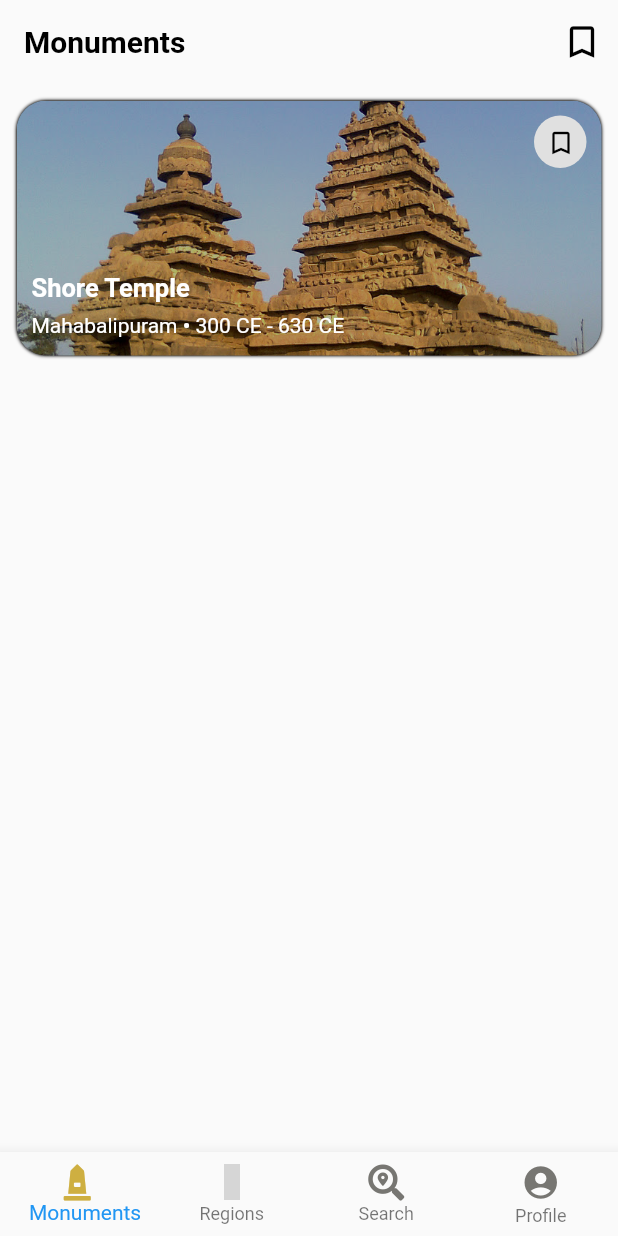
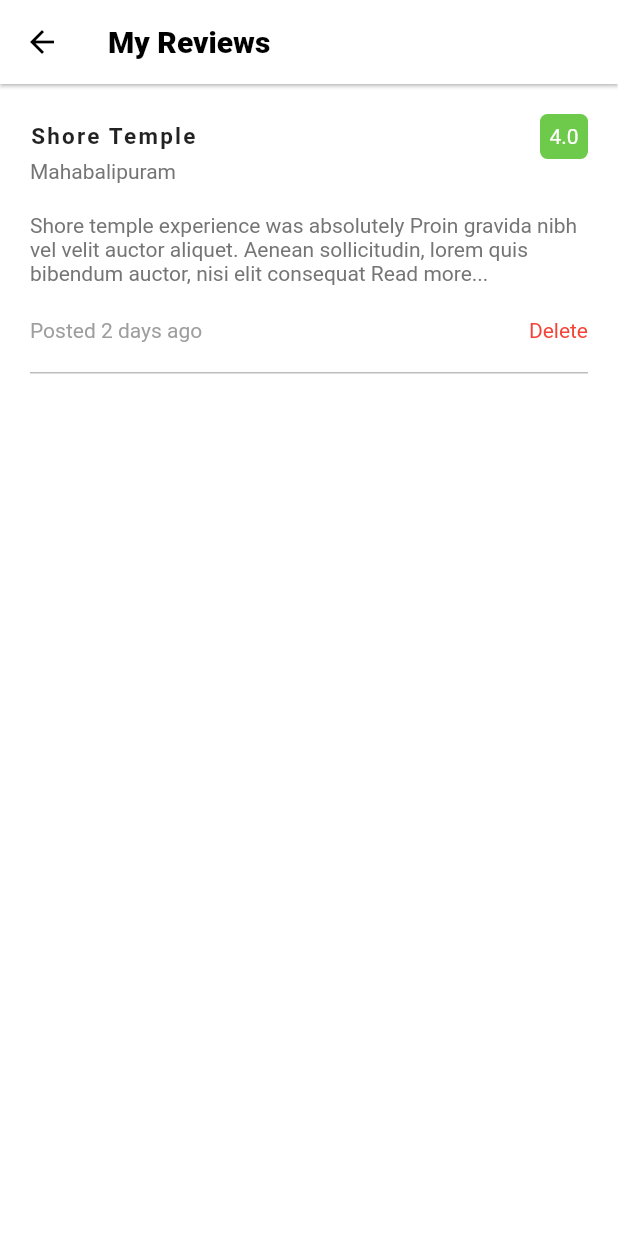
Before and after one commit to Vignesh0404/Monuments-app, a Flutter app: the screen it shows after launch, after a tap on "Shore Temple", on a phone screen of 412 x 824 dp. Run offline on Flutter 3.47's test engine with Material 2 defaults, Android fonts, the phone set to English and light mode, and no system bars; our stand-ins replace flutter_icons; network calls fail; Roboto replaces fonts that are missing (OpenSans); grey boxes are pictures that could not be loaded.

Commit message:
My Reviews UI with alert box added

```diff
--- a/lib/screens/monuments.dart
+++ b/lib/screens/monuments.dart
@@ -1,4 +1,5 @@
 import 'package:flutter/material.dart';
+import 'package:travelapp/screens/myReviews.dart';
 import 'styles.dart';
 import 'package:flutter_icons/flutter_icons.dart';
 
@@ -34,7 +35,10 @@ class _MonumentsState extends State<Monuments> {
         body: Padding(
           padding: EdgeInsets.only(left: 10, right: 10, top: 1),
           child: GestureDetector(
-            onTap: () {},
+            onTap: () {
+              Navigator.of(context).push(new MaterialPageRoute(
+                  builder: (BuildContext context) => new MyReviews()));
+            },
             child: Container(
               margin: EdgeInsets.symmetric(vertical: 10.0, horizontal: 1.0),
               padding: EdgeInsets.all(10.0),
--- /dev/null
+++ b/lib/screens/myReviews.dart
@@ -0,0 +1,188 @@
+import 'package:flutter/material.dart';
+
+class MyReviews extends StatefulWidget {
+  MyReviews({Key key}) : super(key: key);
+
+  @override
+  _MyReviewsState createState() => _MyReviewsState();
+}
+
+class _MyReviewsState extends State<MyReviews> {
+  @override
+  Widget build(BuildContext context) {
+    return Scaffold(
+      backgroundColor: Colors.white,
+      appBar: AppBar(
+        elevation: 1.0,
+        bottomOpacity: 4,
+        backgroundColor: Colors.white,
+        title: Text(
+          'My Reviews',
+          style: TextStyle(
+              fontFamily: 'OpenSans',
+              color: Colors.black,
+              fontWeight: FontWeight.w800),
+        ),
+        leading: IconButton(
+          icon: Icon(
+            Icons.arrow_back,
+            color: Colors.black,
+          ),
+          onPressed: () {
+            Navigator.of(context).pop();
+          },
+        ),
+      ),
+      body: Container(
+        child: Padding(
+          padding: EdgeInsets.only(top: 20, left: 20, right: 20),
+          child: Column(
+            crossAxisAlignment: CrossAxisAlignment.start,
+            children: <Widget>[
+              Row(
+                children: <Widget>[
+                  Text(
+                    'Shore Temple',
+                    style: TextStyle(
+                        fontFamily: 'OpenSans',
+                        fontWeight: FontWeight.bold,
+                        letterSpacing: 1.5,
+                        fontSize: 15),
+                  ),
+                  Spacer(),
+                  Container(
+                    height: 30,
+                    width: 32,
+                    //color: Colors.lightGreen[500],
+                    decoration: BoxDecoration(
+                        color: Color(0xFF6ECA4B),
+                        borderRadius: BorderRadius.circular(5.0)),
+                    child: Center(
+                        child: Text(
+                      '4.0',
+                      style: TextStyle(color: Colors.white),
+                    )),
+                  )
+                ],
+              ),
+              // SizedBox(height: 0.5),
+              Text(
+                'Mahabalipuram',
+                style: TextStyle(
+                    fontFamily: 'OpenSans',
+                    fontWeight: FontWeight.w400,
+                    color: Colors.grey.shade600),
+              ),
+              SizedBox(
+                height: 20,
+              ),
+              Container(
+                  width: double.infinity,
+                  child: Text(
+                    'Shore temple experience was absolutely Proin gravida nibh vel velit auctor aliquet. Aenean sollicitudin, lorem quis bibendum auctor, nisi elit consequat Read more... ',
+                    style: TextStyle(
+                        fontFamily: 'OpenSans', color: Colors.grey.shade600),
+                  )),
+              SizedBox(
+                height: 22,
+              ),
+              Row(
+                children: <Widget>[
+                  Text(
+                    'Posted 2 days ago',
+                    style: TextStyle(
+                        fontFamily: 'OpenSans', color: Colors.grey.shade500),
+                  ),
+                  Spacer(),
+                  GestureDetector(
+                    onTap: () {
+                      showDialog(
+                          context: context,
+                          builder: (BuildContext context) {
+                            return Dialog(
+                              shape: RoundedRectangleBorder(
+                                borderRadius: BorderRadius.circular(7),
+                              ),
+                              child: Container(
+                                height: 165,
+                                width: double.infinity,
+                                child: Padding(
+                                  padding: const EdgeInsets.all(12.0),
+                                  child: Column(
+                                    crossAxisAlignment:
+                                        CrossAxisAlignment.start,
+                                    children: <Widget>[
+                                      SizedBox(height: 15),
+                                      Text(
+                                        ' Confirm delete',
+                                        style: TextStyle(
+                                            fontSize: 18,
+                                            fontFamily: 'OpenSans',
+                                            fontWeight: FontWeight.w700,
+                                            color: Colors.black),
+                                      ),
+                                      SizedBox(
+                                        height: 15,
+                                      ),
+                                      Container(
+                                        width: double.infinity,
+                                        child: Text(
+                                          ' Are you sure you want to delete the review?',
+                                          style: TextStyle(
+                                              fontFamily: 'OpenSans',
+                                              color: Colors.grey.shade400,
+                                              fontWeight: FontWeight.w600),
+                                        ),
+                                      ),
+                                      SizedBox(
+                                        height: 27,
+                                      ),
+                                      Row(
+                                        children: <Widget>[
+                                          Spacer(),
+                                          Text(
+                                            'CANCEL',
+                                            style: TextStyle(
+                                                color: Colors.grey.shade500,
+                                                fontFamily: 'OpenSans'),
+                                          ),
+                                          SizedBox(
+                                            width: 16,
+                                          ),
+                                          Text(
+                                            'DELETE',
+                                            style: TextStyle(
+                                                color: Colors.red.shade500,
+                                                fontFamily: 'OpenSans'),
+                                          )
+                                        ],
+                                      )
+                                    ],
+                                  ),
+                                ),
+                              ),
+                            );
+                          });
+                    },
+                    child: Text(
+                      'Delete',
+                      style: TextStyle(
+                          color: Colors.red.shade500, fontFamily: 'OpenSans'),
+                    ),
+                  )
+                ],
+              ),
+              SizedBox(
+                height: 20,
+              ),
+              Container(
+                  height: 1,
+                  width: double.infinity,
+                  color: Colors.grey.shade400)
+            ],
+          ),
+        ),
+      ),
+    );
+  }
+}
```
